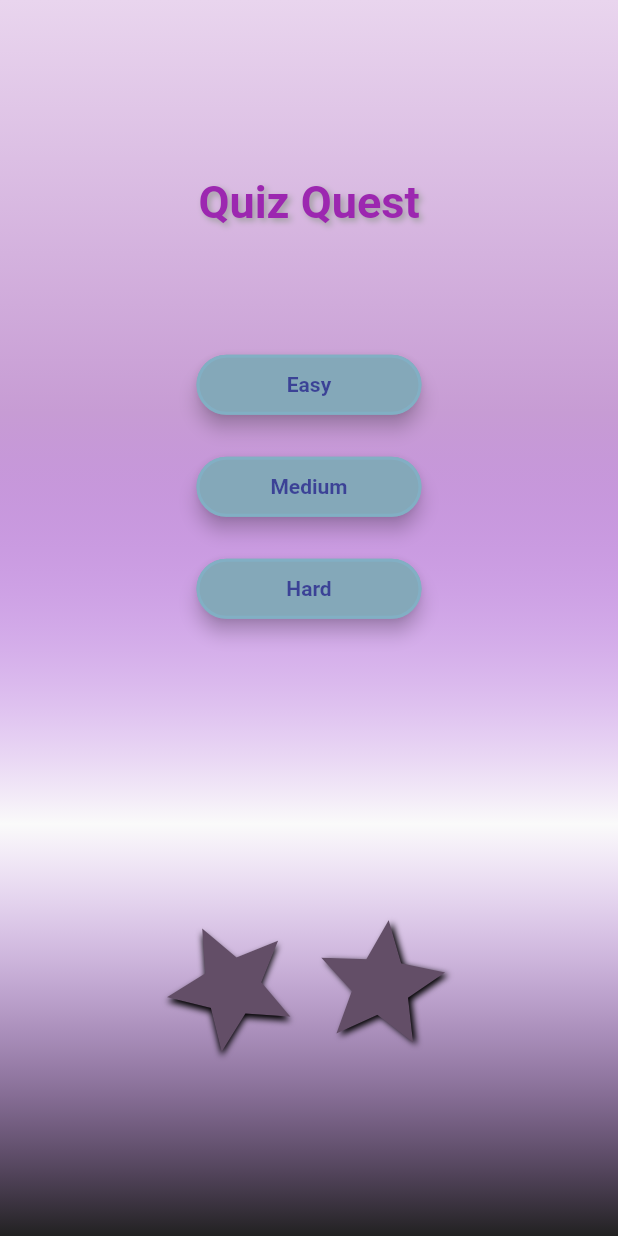
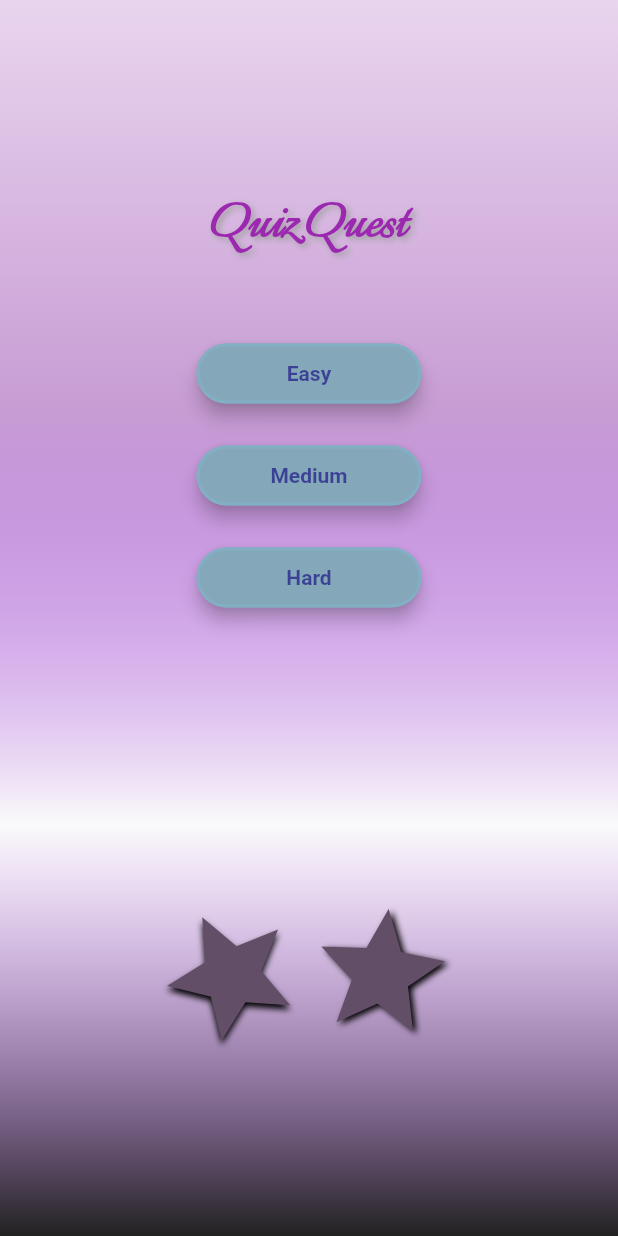
Before and after one commit to msulemanjaved82/quizapp5m223, a Flutter app: the screen it shows after launch, after a tap on "New Quiz", on a phone screen of 412 x 824 dp. Run offline on Flutter 3.47's test engine with Material 2 defaults, Android fonts, the phone set to English and light mode, and no system bars; network calls fail.

Commit message:
changing in font

```diff
--- a/quiz_app/lib/screens/easyQuizScreen.dart
+++ b/quiz_app/lib/screens/easyQuizScreen.dart
@@ -4,6 +4,7 @@ import 'package:flutter/material.dart';
 import 'package:http/http.dart' as http;
 import 'resultScreen.dart';
 import 'questions.dart';
+
 
 class QuizScreen extends StatefulWidget {
   const QuizScreen({super.key});
--- a/quiz_app/lib/screens/homeScreen.dart
+++ b/quiz_app/lib/screens/homeScreen.dart
@@ -3,7 +3,6 @@ import 'package:quiz_app/screens/historyScreen.dart';
 import 'package:quiz_app/screens/quizAttempt.dart';
 import 'levelScreen.dart';
 import 'quizAttempt.dart';
-import 'historyScreen.dart';
 import 'historyScreen.dart';
 
 class Button extends StatelessWidget {
@@ -69,7 +68,8 @@ class QuizHomePage extends StatelessWidget {
             Text(
               'Quiz Quest',
               style: TextStyle(
-                fontSize: 30,
+                fontSize: 40,
+                fontFamily: 'Italianno',
                 fontWeight: FontWeight.bold,
                 color: Colors.purple,
                 shadows: [
@@ -92,7 +92,7 @@ class QuizHomePage extends StatelessWidget {
                 );
                 // Your button click logic here
               },
-              buttonText: 'New Quiz',
+              buttonText: 'New Quiz' ,
             ),
             SizedBox(height: 20),
             Button(
@@ -118,6 +118,9 @@ class QuizHomePage extends StatelessWidget {
                   'Engage in challenging quizzes, track your progress and compete with friends. Unleash Your Knowledge. Fun Learning, One Question at a Time..',
                   style: TextStyle(
                     color: Color.fromARGB(255, 92, 62, 143),
+                    fontFamily: 'ComicNeue',
+                     fontWeight: FontWeight.bold,
+                     fontSize: 15.0,
                   ),
                 ),
               ),
--- a/quiz_app/lib/screens/levelScreen.dart
+++ b/quiz_app/lib/screens/levelScreen.dart
@@ -79,9 +79,21 @@ class LevelPage extends StatelessWidget {
           children: [
             Text(
               'Quiz Quest',
-              style: titleTextStyle,
+                  style: TextStyle(
+                fontSize: 40,
+                fontFamily: 'Italianno',
+                fontWeight: FontWeight.bold,
+                color: Colors.purple,
+                shadows: [
+                  Shadow(
+                    blurRadius: 5.0,
+                    color: Colors.grey,
+                    offset: Offset(2.0, 2.0),
+                  ),
+                ],
+              ),
             ),
-            SizedBox(height: 80),
+            SizedBox(height: 50),
             Button(
               onPressed: () {
                 Navigator.push(
```
Also changed, not shown: quiz_app/lib/screens/historyScreen.dart (+27 -45 lines), quiz_app/pubspec.yaml (+11 -9 lines), quiz_app/fonts/ComicNeue-Regular.ttf (added), quiz_app/fonts/Italianno-Regular.ttf (added), quiz_app/fonts/Itim-Regular.ttf (added), quiz_app/pubspec.lock.
